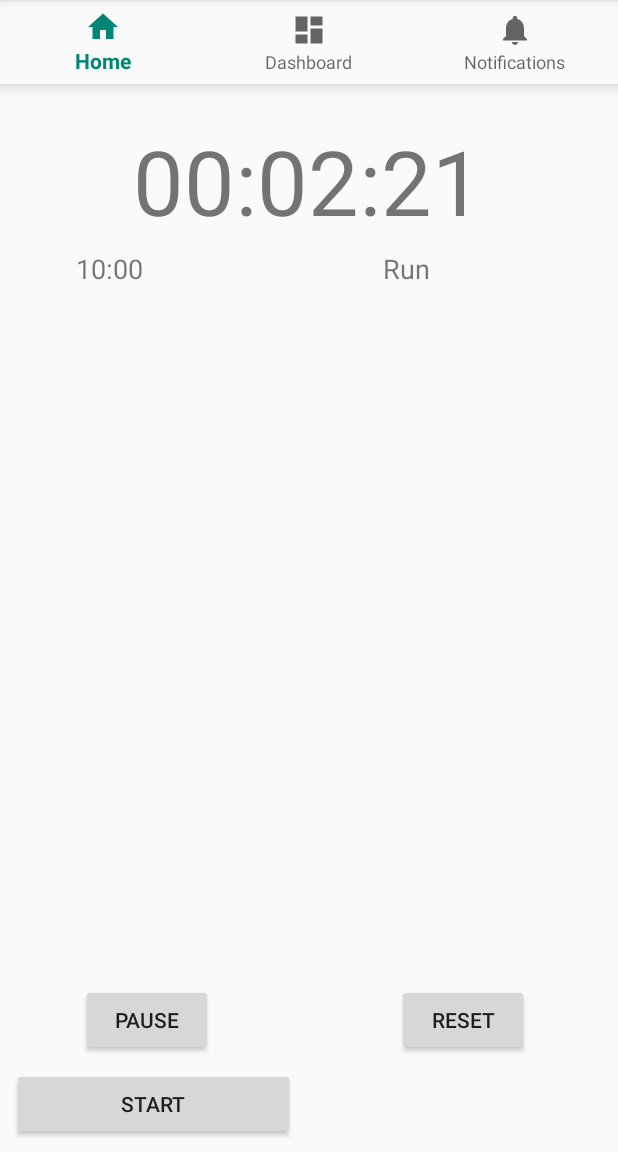
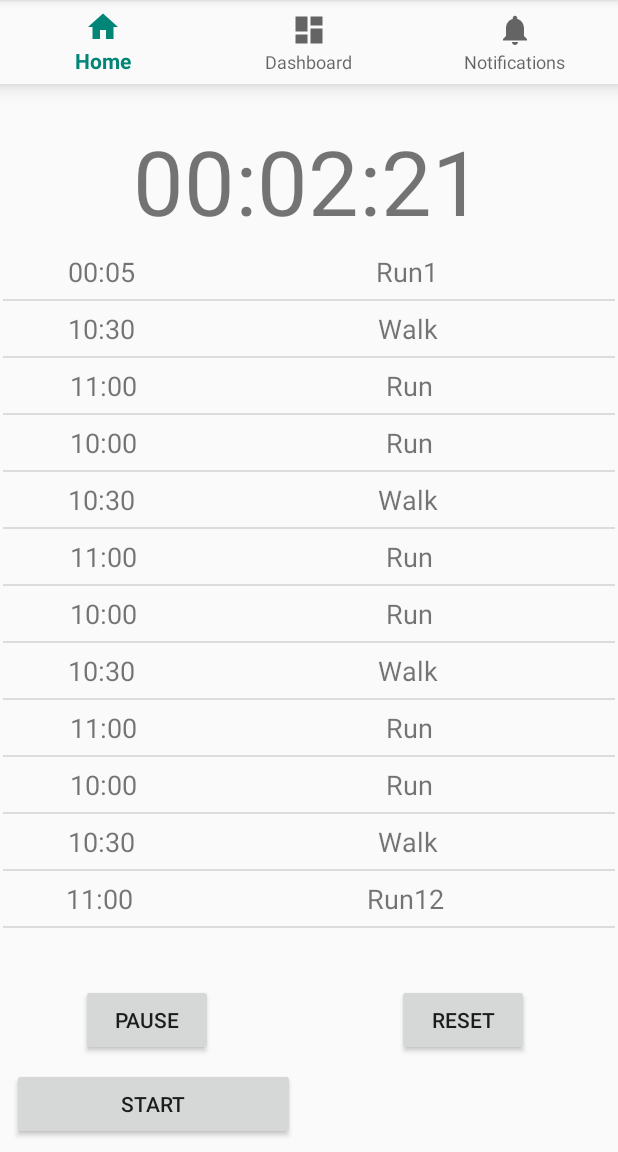
Before and after one commit to Sergiogamboa11/Intervals, an Android app: the screen it shows after launch (MainActivity), after a tap on "START", on a phone screen of 412 x 824 dp, the part 84-1236 px from its top. Run offline under Robolectric (Android 15) with nearby library versions, the phone set to English and light mode, and no system bars.

Commit message:
Fixed listView scrolling, added function to check if the stopwatch matches an interval

```diff
--- a/app/src/main/java/com/example/intervals/MainActivity.java
+++ b/app/src/main/java/com/example/intervals/MainActivity.java
@@ -1,5 +1,8 @@
 package com.example.intervals;
 
+import android.media.MediaPlayer;
+import android.media.Ringtone;
+import android.media.RingtoneManager;
 import android.os.Bundle;
 
 import com.google.android.material.bottomnavigation.BottomNavigationView;
@@ -8,15 +11,14 @@ import androidx.appcompat.app.AppCompatActivity;
 import androidx.annotation.NonNull;
 
 import android.os.Handler;
-import android.os.Message;
 import android.view.MenuItem;
 import android.view.View;
 import android.widget.Button;
 import android.widget.ListView;
 import android.widget.TextView;
 
+import java.io.IOException;
 import java.util.ArrayList;
-import java.util.concurrent.TimeUnit;
 
 public class MainActivity extends AppCompatActivity {
     private TextView mTextMessage;
@@ -28,7 +30,7 @@ public class MainActivity extends AppCompatActivity {
     Handler handler = new Handler();
     ListView timeListView;
 
-
+    ArrayList<Interval> intervalList;
 
     private BottomNavigationView.OnNavigationItemSelectedListener mOnNavigationItemSelectedListener
             = new BottomNavigationView.OnNavigationItemSelectedListener() {
@@ -61,20 +63,57 @@ public class MainActivity extends AppCompatActivity {
         timeTextView = (TextView) findViewById(R.id.tvTime);
         timeListView = (ListView) findViewById(R.id.timeListView);
 
-        Interval a = new Interval("10:00","Run");
+
+        Interval a = new Interval("00:05","Run1");
         Interval a2 = new Interval("10:30","Walk");
         Interval a3 = new Interval("11:00","Run");
+        Interval a4 = new Interval("10:00","Run");
+        Interval a5 = new Interval("10:30","Walk");
+        Interval a6 = new Interval("11:00","Run");
+        Interval a7 = new Interval("10:00","Run");
+        Interval a8 = new Interval("10:30","Walk");
+        Interval a9 = new Interval("11:00","Run");
+        Interval a10 = new Interval("10:00","Run");
+        Interval a11 = new Interval("10:30","Walk");
+        Interval a12 = new Interval("11:00","Run12");
 
-        ArrayList<Interval> intervalList = new ArrayList<>();
+        intervalList = new ArrayList<>();
         intervalList.add(a);
         intervalList.add(a2);
         intervalList.add(a3);
+        intervalList.add(a4);
+        intervalList.add(a5);
+        intervalList.add(a6);
+        intervalList.add(a7);
+        intervalList.add(a8);
+        intervalList.add(a9);
+        intervalList.add(a10);
+        intervalList.add(a11);
+        intervalList.add(a12);
 
         IntervalListViewAdapter adapter = new IntervalListViewAdapter(this, R.layout.interval_adapter_layout, intervalList);
         timeListView.setAdapter(adapter);
 
     }
 
+
+    public boolean checkTime(ArrayList<Interval> list, long currenTime){
+
+        long minutes = (currenTime / 1000) / 60;
+        long seconds = (currenTime / 1000) % 60;
+        String time = String.format("%02d:%02d",
+                minutes, seconds);
+
+        for(int i = 0; i < list.size(); i++){
+//            Log.e("ERRCHK", list.get(i).getAction() + "");
+
+            if(list.get(i).getTime().equals(time)) {
+            }
+
+        }
+
+        return false;
+    }
 
     /**
      * Takes a long variable and displays it in the TextView as MM:SS:NN
@@ -104,6 +143,7 @@ public class MainActivity extends AppCompatActivity {
                     if(isRunning) {
                         currenTime = System.currentTimeMillis() + pausedTime - startTime;
                         displayTime(currenTime);
+                        checkTime(intervalList, currenTime);
                         handler.postDelayed(this, 60);
                     }
                 }
--- a/app/src/main/res/layout/activity_main.xml
+++ b/app/src/main/res/layout/activity_main.xml
@@ -35,7 +35,7 @@
         android:layout_marginStart="8dp"
         android:layout_marginTop="80dp"
         android:layout_marginEnd="8dp"
-        android:text="0:00.00"
+        android:text="00:00.00"
         android:textSize="60dp"
         app:layout_constraintEnd_toEndOf="parent"
         app:layout_constraintHorizontal_bias="0.497"
@@ -90,24 +90,14 @@
         android:orientation="vertical"
         app:layout_constraintGuide_begin="205dp" />
 
-    <ScrollView
-        android:id="@+id/scrollView"
-        android:layout_width="395dp"
+    <ListView
+        android:id="@+id/timeListView"
+        android:layout_width="match_parent"
         android:layout_height="0dp"
-        android:layout_marginStart="8dp"
-        android:layout_marginEnd="8dp"
         android:layout_marginBottom="8dp"
         app:layout_constraintBottom_toTopOf="@+id/btnPause"
-        app:layout_constraintEnd_toEndOf="parent"
-        app:layout_constraintHorizontal_bias="0.0"
-        app:layout_constraintStart_toStartOf="parent"
         app:layout_constraintTop_toBottomOf="@+id/tvTime"
-        app:layout_constraintVertical_bias="0.0">
-
-        <ListView
-            android:id="@+id/timeListView"
-            android:layout_width="match_parent"
-            android:layout_height="match_parent" />
-    </ScrollView>
+        tools:layout_editor_absoluteX="8dp"
+        android:padding="2dp"/>
 
 </androidx.constraintlayout.widget.ConstraintLayout>
```
Also changed, not shown: 2 other files.
